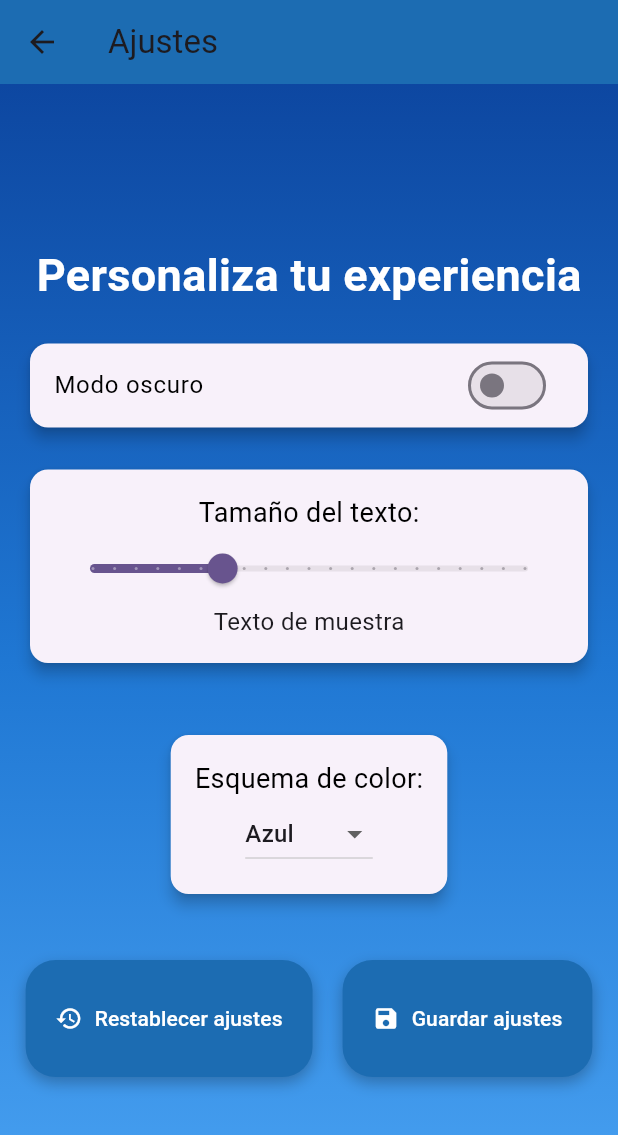
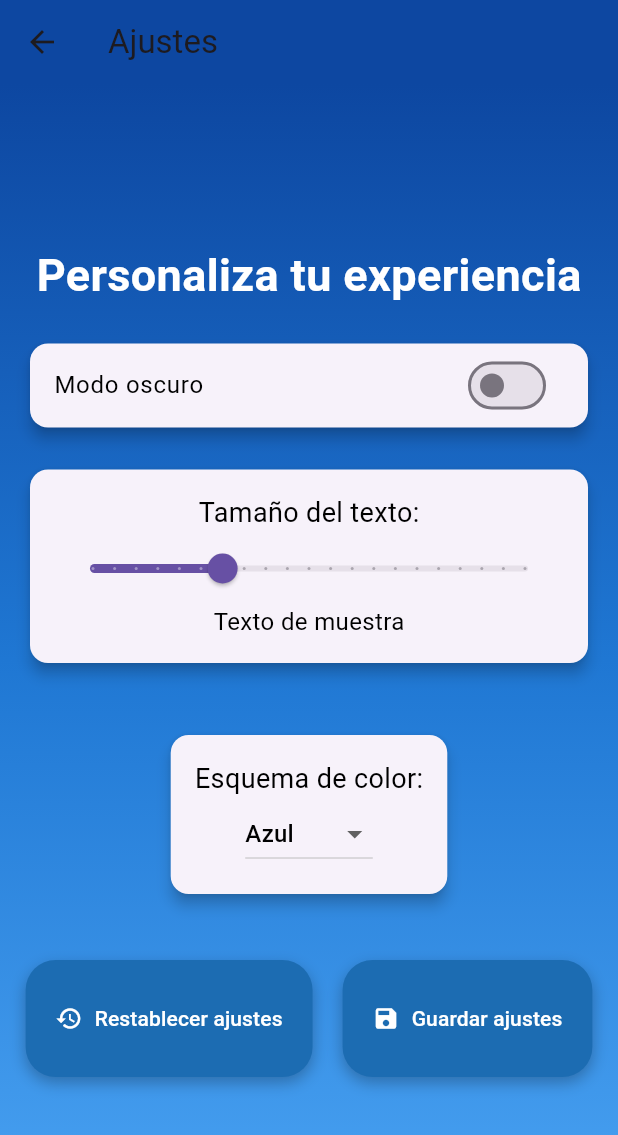
Before and after one commit to Jotaoesee/actividad3_app, a Flutter app: the Ajuste screen opened by its route, on a phone screen of 412 x 824 dp. Shown: the top 1135 px of the screen. Run offline on Flutter 3.47's test engine with Material 3 defaults, Android fonts, the light colour scheme and no system bars; our stand-ins replace firebase_auth, firebase_core, font_awesome_flutter; accounts and stored records are empty.

Commit message:
implemento para que funcione bien el tema oscuro y el color que presione el usuario unicamente en la pantalla ajustes

```diff
--- a/lib/pantallas/ajuste.dart
+++ b/lib/pantallas/ajuste.dart
@@ -12,6 +12,13 @@ class _AjusteState extends State<Ajuste> {
   bool _modoOscuro = false;
   double _tamanoTexto = 16.0;
   String _esquemaColor = 'Azul';
+
+  final Map<String, List<Color>> esquemasDeColor = {
+    'Azul': [Color(0xFF0D47A1), Color(0xFF1F77D3), Color(0xFF4AA3F3)],
+    'Verde': [Color(0xFF1B5E20), Color(0xFF4CAF50), Color(0xFF81C784)],
+    'Rojo': [Color(0xFFB71C1C), Color(0xFFE53935), Color(0xFFFFCDD2)],
+    'Amarillo': [Color(0xFFF57F17), Color(0xFFFFEB3B), Color(0xFFFFF176)],
+  };
 
   void _cambiarTema(bool modoOscuro) {
     setState(() {
@@ -34,7 +41,6 @@ class _AjusteState extends State<Ajuste> {
   }
 
   void _guardarAjustes() {
-    // Aquí puedes agregar la lógica para guardar los ajustes
     ScaffoldMessenger.of(context).showSnackBar(
       const SnackBar(content: Text('Ajustes guardados')),
     );
@@ -42,19 +48,26 @@ class _AjusteState extends State<Ajuste> {
 
   @override
   Widget build(BuildContext context) {
-    return Scaffold(
+    final Color fondoColor = _modoOscuro ? Colors.black : esquemasDeColor[_esquemaColor]![0];
+    final Color textoColor = _modoOscuro ? Colors.white : Colors.black;
+
+    return Theme(
+      data: ThemeData(
+        brightness: _modoOscuro ? Brightness.dark : Brightness.light,
+        primaryColor: fondoColor,
+        textTheme: TextTheme(
+          bodyMedium: TextStyle(color: textoColor),
+        ),
+      ),
+      child: Scaffold(
         appBar: AppBar(
           title: const Text("Ajustes"),
-        backgroundColor: const Color.fromARGB(255, 28, 108, 178),
+          backgroundColor: fondoColor,
         ),
         body: Container(
-        decoration: const BoxDecoration(
+          decoration: BoxDecoration(
             gradient: LinearGradient(
-            colors: [
-              Color(0xFF0D47A1),
-              Color(0xFF1F77D3),
-              Color(0xFF4AA3F3),
-            ],
+              colors: esquemasDeColor[_esquemaColor]!,
               begin: Alignment.topCenter,
               end: Alignment.bottomCenter,
             ),
@@ -73,22 +86,21 @@ class _AjusteState extends State<Ajuste> {
                   ),
                 ),
                 const SizedBox(height: 20),
-              // Modo oscuro
                 Card(
                   shape: RoundedRectangleBorder(
                     borderRadius: BorderRadius.circular(12),
                   ),
                   elevation: 4,
                   child: SwitchListTile(
-                  title: const Text('Modo oscuro', style: TextStyle(color: Colors.black)),
+                    title: Text(
+                      'Modo oscuro',
+                      style: TextStyle(color: textoColor),
+                    ),
                     value: _modoOscuro,
-                  onChanged: (bool value) {
-                    _cambiarTema(value);
-                  },
+                    onChanged: _cambiarTema,
                   ),
                 ),
                 const SizedBox(height: 20),
-              // Tamaño de texto
                 Card(
                   shape: RoundedRectangleBorder(
                     borderRadius: BorderRadius.circular(12),
@@ -98,9 +110,9 @@ class _AjusteState extends State<Ajuste> {
                     padding: const EdgeInsets.all(16.0),
                     child: Column(
                       children: [
-                      const Text(
+                        Text(
                           'Tamaño del texto:',
-                        style: TextStyle(fontSize: 18, color: Colors.black),
+                          style: TextStyle(fontSize: 18, color: textoColor),
                         ),
                         Slider(
                           value: _tamanoTexto,
@@ -116,14 +128,13 @@ class _AjusteState extends State<Ajuste> {
                         ),
                         Text(
                           'Texto de muestra',
-                        style: TextStyle(fontSize: _tamanoTexto),
+                          style: TextStyle(fontSize: _tamanoTexto, color: textoColor),
                         ),
                       ],
                     ),
                   ),
                 ),
                 const SizedBox(height: 40),
-              // Esquema de color
                 Card(
                   shape: RoundedRectangleBorder(
                     borderRadius: BorderRadius.circular(12),
@@ -133,9 +144,9 @@ class _AjusteState extends State<Ajuste> {
                     padding: const EdgeInsets.all(16.0),
                     child: Column(
                       children: [
-                      const Text(
+                        Text(
                           'Esquema de color:',
-                        style: TextStyle(fontSize: 18, color: Colors.black),
+                          style: TextStyle(fontSize: 18, color: textoColor),
                         ),
                         DropdownButton<String>(
                           value: _esquemaColor,
@@ -144,13 +155,13 @@ class _AjusteState extends State<Ajuste> {
                               _cambiarEsquemaColor(nuevoEsquema);
                             }
                           },
-                        items: <String>['Azul', 'Verde', 'Rojo', 'Amarillo']
+                          items: esquemasDeColor.keys
                               .map<DropdownMenuItem<String>>((String value) {
                             return DropdownMenuItem<String>(
                               value: value,
                               child: Text(
                                 value,
-                              style: const TextStyle(fontSize: 16),
+                                style: TextStyle(fontSize: 16, color: textoColor),
                               ),
                             );
                           }).toList(),
@@ -160,18 +171,15 @@ class _AjusteState extends State<Ajuste> {
                   ),
                 ),
                 const SizedBox(height: 40),
-              // Fila con botones de restablecer y guardar
                 Row(
                   mainAxisAlignment: MainAxisAlignment.center,
                   children: [
-                  // Botón para restablecer ajustes con icono
                     BotonPersonalizado(
                       texto: "Restablecer ajustes",
                       icono: Icons.restore,
                       alPresionar: _restablecerAjustes,
                     ),
-                  const SizedBox(width: 20), // Espacio entre botones
-                  // Botón para guardar ajustes con icono
+                    const SizedBox(width: 20),
                     BotonPersonalizado(
                       texto: "Guardar ajustes",
                       icono: Icons.save,
@@ -183,6 +191,7 @@ class _AjusteState extends State<Ajuste> {
             ),
           ),
         ),
+      ),
     );
   }
 }
--- a/lib/pantallas/home.dart
+++ b/lib/pantallas/home.dart
@@ -18,7 +18,7 @@ class _HomeState extends State<Home> {
   final List<Widget> _pantallas = [
     const Center(child: Text('Pantalla de Inicio', style: TextStyle(fontSize: 24))),
     const Center(child: Text('Pantalla de Perfil', style: TextStyle(fontSize: 24))),
-    const Ajuste(),  // Aquí se coloca la pantalla de ajustes
+    const Ajuste(),
   ];
 
   @override
```
Lines whose indentation alone changed are shown as unchanged.
